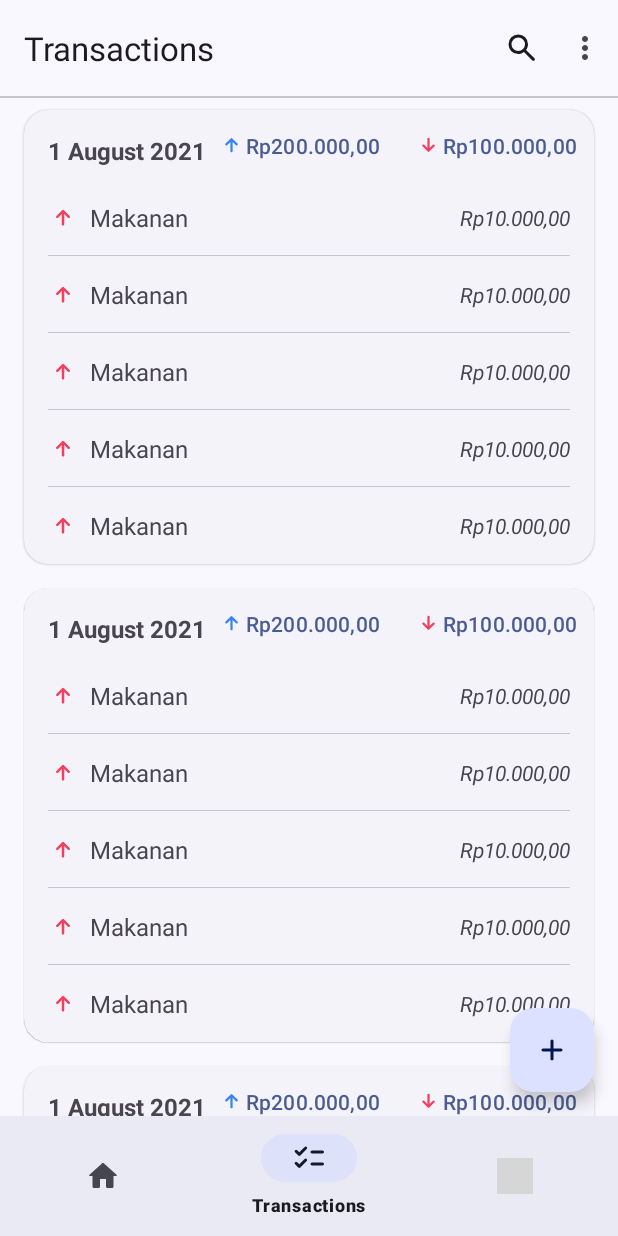
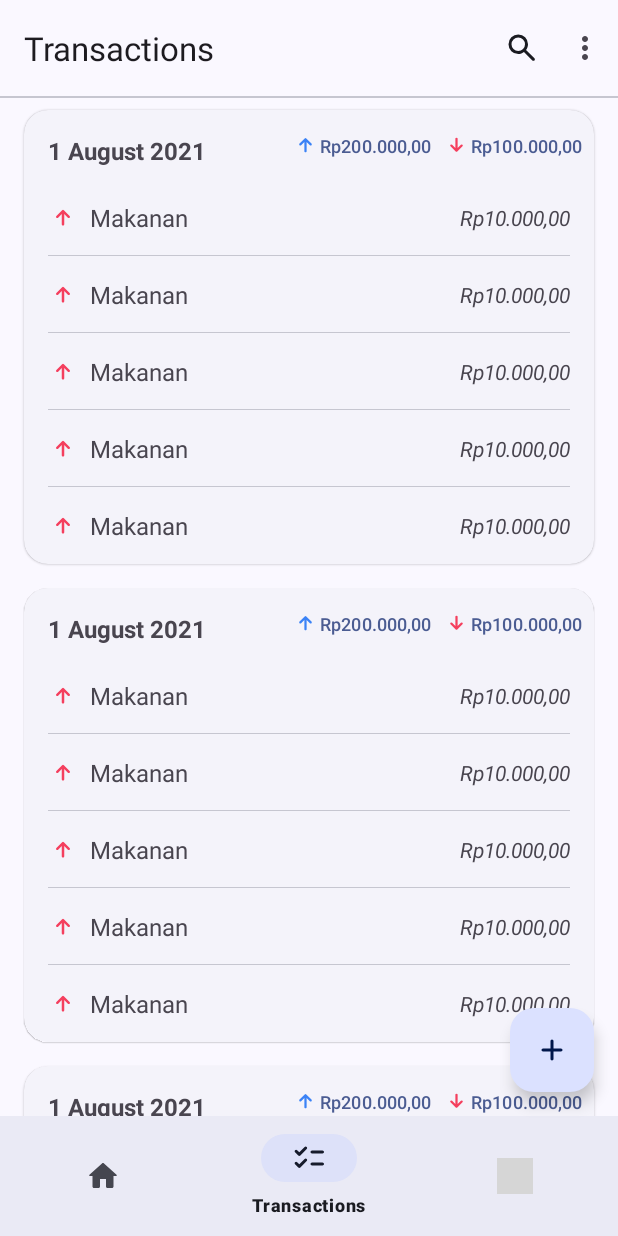
Before and after one commit to CekDuit/android, an Android app: the TransactionsFragment screen opened through its navigation route, on a phone screen of 412 x 824 dp. Run offline under Robolectric (Android 15) with nearby library versions, the phone set to English and light mode, and no system bars; our stand-ins replace navigation-ui; libraries missing offline, so code that uses them is left out: com.github.mikephil.charting; 33 statements that could not run were skipped; grey boxes are pictures that could not be loaded.

Commit message:
Fix layout overlap

```diff
--- a/app/src/main/java/com/cekduit/app/ui/home/HomeFragment.kt
+++ b/app/src/main/java/com/cekduit/app/ui/home/HomeFragment.kt
@@ -11,10 +11,12 @@ import android.view.MenuItem
 import android.view.View
 import android.view.ViewGroup
 import android.widget.TextView
+import androidx.core.content.res.ResourcesCompat
 import androidx.core.view.MenuProvider
 import androidx.fragment.app.Fragment
 import androidx.lifecycle.Lifecycle
 import androidx.lifecycle.ViewModelProvider
+import com.bumptech.glide.load.engine.Resource
 import com.cekduit.app.R
 import com.cekduit.app.databinding.FragmentHomeBinding
 import com.cekduit.app.testdir.DummyData
@@ -155,7 +157,7 @@ class HomeFragment : Fragment() {
                 horizontalAlignment = Legend.LegendHorizontalAlignment.RIGHT
                 verticalAlignment = Legend.LegendVerticalAlignment.CENTER
                 orientation = Legend.LegendOrientation.VERTICAL
-                xOffset = 10f
+                textColor = ResourcesCompat.getColor(resources, R.color.md_theme_onSurface, null)
             }
             invalidate()
         }
--- a/app/src/main/res/layout/transactions_list.xml
+++ b/app/src/main/res/layout/transactions_list.xml
@@ -1,10 +1,10 @@
 <?xml version="1.0" encoding="utf-8"?>
 <androidx.cardview.widget.CardView xmlns:android="http://schemas.android.com/apk/res/android"
     xmlns:app="http://schemas.android.com/apk/res-auto"
+    xmlns:tools="http://schemas.android.com/tools"
     style="@style/Widget.Material3.CardView.Elevated"
     android:layout_width="match_parent"
     android:layout_height="wrap_content"
-    xmlns:tools="http://schemas.android.com/tools"
     android:layout_marginHorizontal="@dimen/activity_horizontal_margin"
     android:layout_marginVertical="8dp"
     app:cardCornerRadius="16dp"
@@ -19,11 +19,11 @@
             android:id="@+id/tvDate"
             android:layout_width="wrap_content"
             android:layout_height="wrap_content"
+            android:layout_marginVertical="@dimen/activity_vertical_margin"
+            android:layout_marginStart="@dimen/activity_horizontal_margin"
             android:text="@string/date"
             android:textSize="16sp"
             android:textStyle="bold"
-            android:layout_marginVertical="@dimen/activity_vertical_margin"
-            android:layout_marginStart="@dimen/activity_horizontal_margin"
             app:layout_constraintStart_toStartOf="parent"
             app:layout_constraintTop_toTopOf="parent" />
 
@@ -32,9 +32,12 @@
             style="@style/Widget.Material3.Button.TextButton"
             android:layout_width="wrap_content"
             android:layout_height="wrap_content"
-            android:text="Rp 0"
+            android:layout_marginEnd="8dp"
+            android:padding="0dp"
+            android:text="@string/rp_20_000"
+            android:textSize="12sp"
+            app:icon="@drawable/rounded_arrow_upward_alt_24"
             app:iconGravity="textStart"
-            app:icon="@drawable/rounded_arrow_upward_alt_24"
             app:iconPadding="0dp"
             app:iconTint="@color/blue_primary"
             app:layout_constraintEnd_toStartOf="@id/totalExpense"
@@ -45,10 +48,13 @@
             style="@style/Widget.Material3.Button.TextButton"
             android:layout_width="wrap_content"
             android:layout_height="wrap_content"
+            android:layout_marginEnd="8dp"
+            android:padding="0dp"
+            android:text="@string/rp_20_000"
+            android:textSize="12sp"
+            app:icon="@drawable/rounded_arrow_downward_alt_24"
+            app:iconPadding="0dp"
             app:iconTint="@color/rose"
-            app:iconPadding="0dp"
-            app:icon="@drawable/rounded_arrow_downward_alt_24"
-            android:text="Rp 0"
             app:layout_constraintEnd_toEndOf="parent"
             app:layout_constraintTop_toTopOf="parent" />
 
@@ -57,11 +63,11 @@
             android:layout_width="match_parent"
             android:layout_height="wrap_content"
             android:layout_marginTop="8dp"
-            tools:listitem="@layout/transaction_item"
             app:layout_constraintBottom_toBottomOf="parent"
             app:layout_constraintEnd_toEndOf="parent"
             app:layout_constraintStart_toStartOf="parent"
-            app:layout_constraintTop_toBottomOf="@id/tvDate" />
+            app:layout_constraintTop_toBottomOf="@id/tvDate"
+            tools:listitem="@layout/transaction_item" />
 
     </androidx.constraintlayout.widget.ConstraintLayout>
 
```
